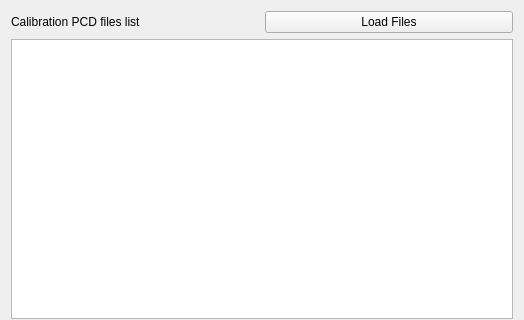
Old version of the form vombatlib/dialogs/ComputeCalibrationDBDlg.ui in the repository luca-penasa/vombat; both pictures show x 0 to 524 and y 0 to 320 of the 524 by 541 pixel window.
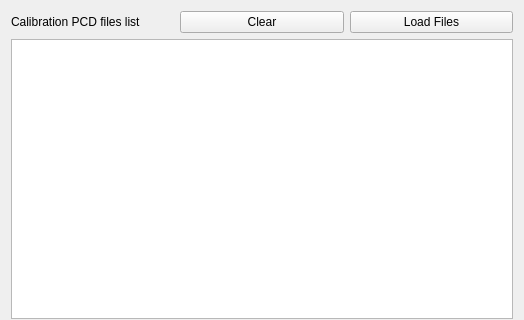
New version of the form.

Diff of the .ui file:
```diff
--- a/vombatlib/dialogs/ComputeCalibrationDBDlg.ui
+++ b/vombatlib/dialogs/ComputeCalibrationDBDlg.ui
@@ -25,6 +25,13 @@
          </property>
         </widget>
        </item>
+       <item>
+        <widget class="QPushButton" name="btnClearPCDFiles">
+         <property name="text">
+          <string>Clear</string>
+         </property>
+        </widget>
+       </item>
        <item>
         <widget class="QPushButton" name="btnLoadPCDFiles">
          <property name="text">
```
Left out of the diff: 16 changed lines with no effect on the pictures.
